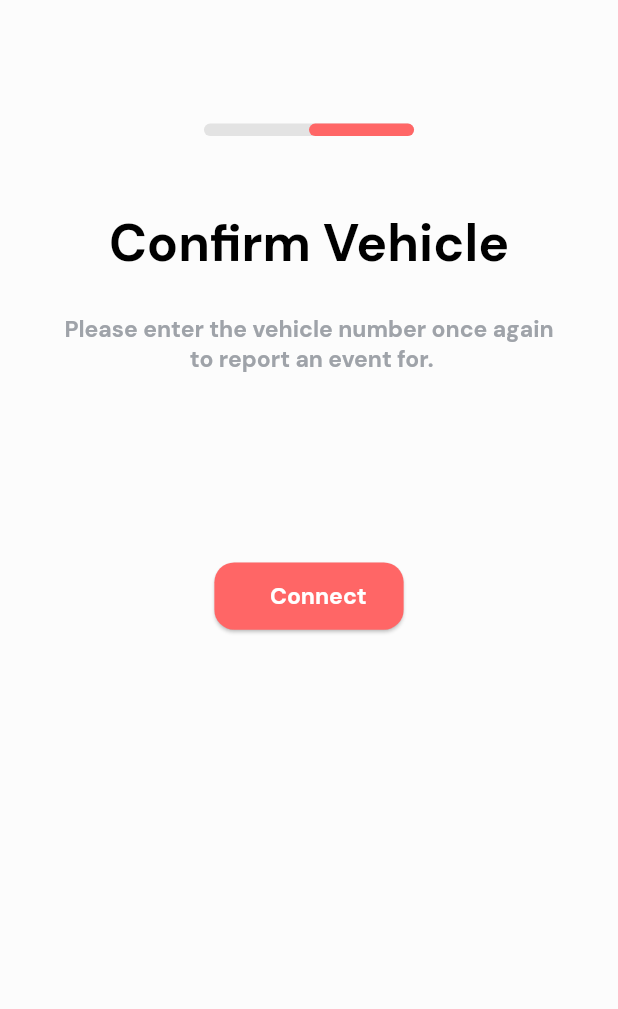
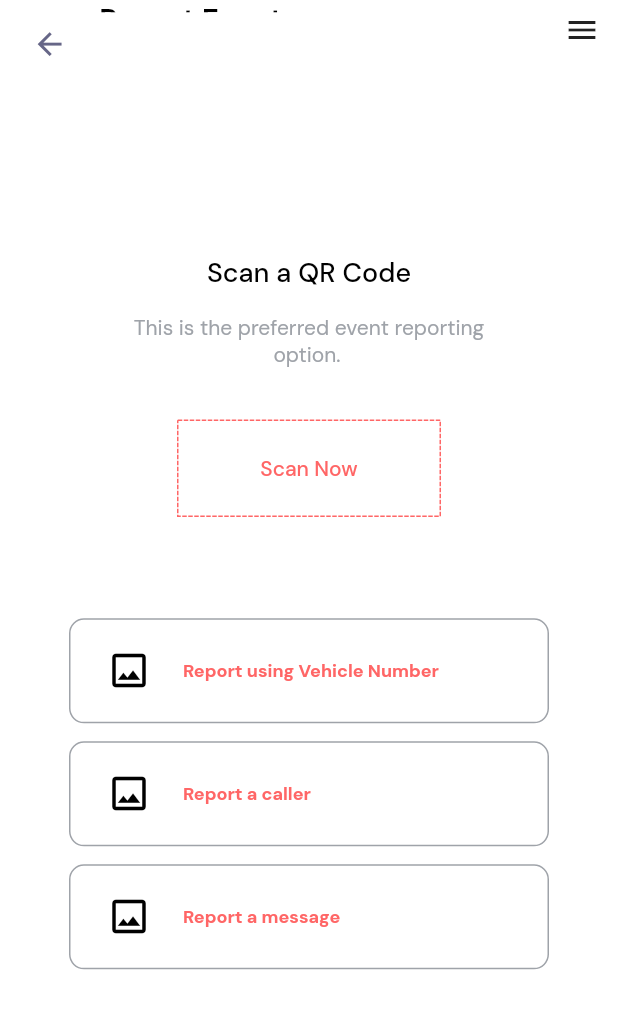
Before and after one commit to codevirtss/okapp, a Flutter app: the screen it shows after launch, on a phone screen of 412 x 824 dp. Shown: the top 1009 px of the screen. Run offline on Flutter 3.47's test engine with Material 2 defaults, Android fonts, the phone set to English and light mode, and no system bars; drawn by our look-alikes of dotted_border; our stand-ins replace google_fonts, responsive_sizer.

Commit message:
worked on screen no 26

```diff
--- /dev/null
+++ b/lib/Screens/reportEvent.dart
@@ -0,0 +1,187 @@
+import 'package:dotted_border/dotted_border.dart';
+import 'package:flutter/material.dart';
+import 'package:google_fonts/google_fonts.dart';
+import 'package:okapp/Utils/Colors.dart';
+import 'package:okapp/Utils/DashRect.dart';
+import 'package:okapp/Utils/KAppBar.dart';
+import 'package:responsive_sizer/responsive_sizer.dart';
+
+class ReportEventScreen extends StatefulWidget {
+  const ReportEventScreen({Key? key}) : super(key: key);
+
+  @override
+  State<ReportEventScreen> createState() => _ReportEventScreenState();
+}
+
+class _ReportEventScreenState extends State<ReportEventScreen> {
+  @override
+  Widget build(BuildContext context) {
+    return Scaffold(
+        backgroundColor: Colors.white,
+        appBar: PreferredSize(
+          preferredSize: Size.fromHeight(1.h),
+          child: KAppBar(title: 'Report Event'),
+        ),
+        body: SafeArea(
+          child: Container(
+            height: 100.h,
+            width: 100.w,
+            child: Column(
+              children: [
+                SizedBox(
+                  height: 162,
+                ),
+                Text(
+                  "Scan a QR Code",
+                  style: GoogleFonts.dmSans(
+                    textStyle: TextStyle(
+                        color: Colors.black,
+                        fontWeight: FontWeight.w500,
+                        fontSize: 18.px),
+                  ),
+                ),
+                SizedBox(
+                  height: 16,
+                ),
+                Text(
+                  "This is the preferred event reporting\n                         option.",
+                  style: GoogleFonts.dmSans(
+                      fontWeight: FontWeight.w400,
+                      fontSize: 14.px,
+                      color: Kolors.primaryGrey),
+                ),
+                SizedBox(height: 35),
+                DottedBorder(
+                  color: Kolors.primaryRed,
+                  borderType: BorderType.Rect,
+                  radius: Radius.circular(12),
+                  padding: EdgeInsets.all(6),
+                  child: ClipRRect(
+                    borderRadius: BorderRadius.all(Radius.circular(12)),
+                    child: Container(
+                      height: 52.px,
+                      width: 163.px,
+                      child: Center(
+                        child: Text(
+                          "Scan Now",
+                          style: GoogleFonts.dmSans(
+                            fontSize: 14.px,
+                            color: Kolors.primaryRed,
+                            fontWeight: FontWeight.w500,
+                          ),
+                        ),
+                      ),
+                    ),
+                  ),
+                ),
+                SizedBox(
+                  height: 68,
+                ),
+                Container(
+                  height: 70.px,
+                  width: 320.px,
+                  decoration: BoxDecoration(
+                      color: Color(0xffFFFFFF),
+                      border: Border.all(color: Kolors.primaryGrey),
+                      borderRadius: BorderRadius.circular(10.px)),
+                  child: Row(
+                    mainAxisAlignment: MainAxisAlignment.start,
+                    children: [
+                      SizedBox(
+                        width: 24,
+                      ),
+                      Icon(
+                        Icons.image_outlined,
+                        color: Colors.black,
+                        size: 30.px,
+                      ),
+                      SizedBox(
+                        width: 21,
+                      ),
+                      Text(
+                        "Report using Vehicle Number",
+                        style: GoogleFonts.dmSans(
+                          fontSize: 12.px,
+                          color: Kolors.primaryRed,
+                          fontWeight: FontWeight.w700,
+                        ),
+                      )
+                    ],
+                  ),
+                ),
+                SizedBox(
+                  height: 12,
+                ),
+                Container(
+                  height: 70.px,
+                  width: 320.px,
+                  decoration: BoxDecoration(
+                      color: Color(0xffFFFFFF),
+                      border: Border.all(color: Kolors.primaryGrey),
+                      borderRadius: BorderRadius.circular(10.px)),
+                  child: Row(
+                    mainAxisAlignment: MainAxisAlignment.start,
+                    children: [
+                      SizedBox(
+                        width: 24,
+                      ),
+                      Icon(
+                        Icons.image_outlined,
+                        color: Colors.black,
+                        size: 30.px,
+                      ),
+                      SizedBox(
+                        width: 21,
+                      ),
+                      Text(
+                        "Report a caller",
+                        style: GoogleFonts.dmSans(
+                          fontSize: 12.px,
+                          color: Kolors.primaryRed,
+                          fontWeight: FontWeight.w700,
+                        ),
+                      )
+                    ],
+                  ),
+                ),
+                SizedBox(
+                  height: 12,
+                ),
+                Container(
+                  height: 70.px,
+                  width: 320.px,
+                  decoration: BoxDecoration(
+                      color: Color(0xffFFFFFF),
+                      border: Border.all(color: Kolors.primaryGrey),
+                      borderRadius: BorderRadius.circular(10.px)),
+                  child: Row(
+                    mainAxisAlignment: MainAxisAlignment.start,
+                    children: [
+                      SizedBox(
+                        width: 24,
+                      ),
+                      Icon(
+                        Icons.image_outlined,
+                        color: Colors.black,
+                        size: 30.px,
+                      ),
+                      SizedBox(
+                        width: 21,
+                      ),
+                      Text(
+                        "Report a message",
+                        style: GoogleFonts.dmSans(
+                          fontSize: 12.px,
+                          color: Kolors.primaryRed,
+                          fontWeight: FontWeight.w700,
+                        ),
+                      )
+                    ],
+                  ),
+                ),
+              ],
+            ),
+          ),
+        ));
+  }
+}
--- a/lib/main.dart
+++ b/lib/main.dart
@@ -1,23 +1,27 @@
 import 'package:flutter/material.dart';
 import 'package:google_fonts/google_fonts.dart';
 import 'package:okapp/Screens/MainPage.dart';
+import 'package:okapp/Screens/reportEvent.dart';
 import 'package:responsive_sizer/responsive_sizer.dart';
 
 void main() {
-  runApp(const MyApp());
+  runApp( MyApp());
 }
 
 class MyApp extends StatelessWidget {
-  const MyApp({super.key});
+  const MyApp({Key? key}) : super(key: key);
+
+
 
   @override
   Widget build(BuildContext context) {
     return ResponsiveSizer(builder: (context, orientation, screenType) {
       return MaterialApp(
-          theme: ThemeData(textTheme: GoogleFonts.dmSansTextTheme()),
+          theme: ThemeData(
+            textTheme: GoogleFonts.dmSansTextTheme()),
           debugShowCheckedModeBanner: false,
           title: 'Ok App',
-          home: MainPage());
+          home: ReportEventScreen());
     });
   }
 }
--- a/pubspec.yaml
+++ b/pubspec.yaml
@@ -36,6 +36,7 @@ dependencies:
   cupertino_icons: ^1.0.2
   responsive_sizer: ^3.1.0
   google_fonts: ^3.0.1
+  dotted_border: ^2.0.0+2
 
 dev_dependencies:
   flutter_test:
```
Also changed, not shown: lib/Utils/DashRect.dart (added, +112 -0 lines), pubspec.lock, 3 other files.
